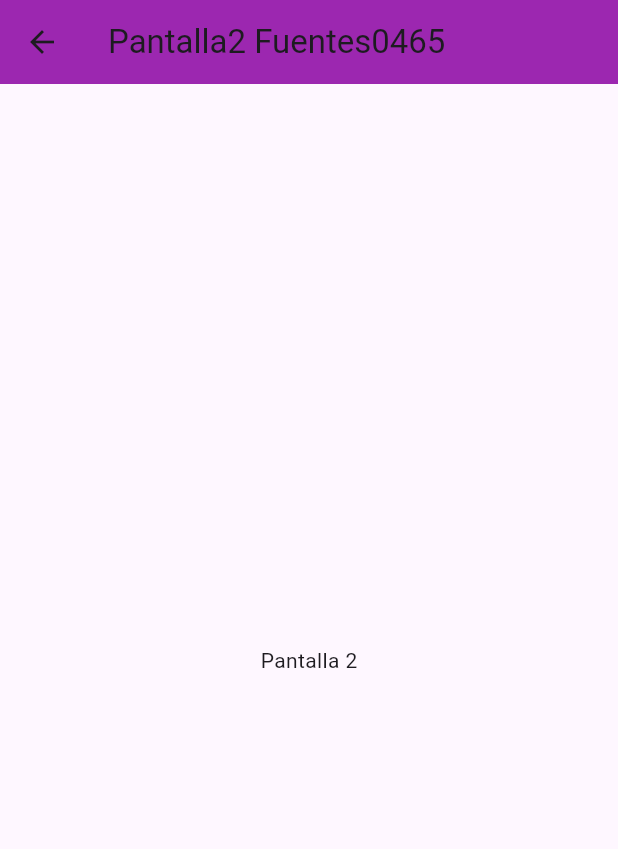
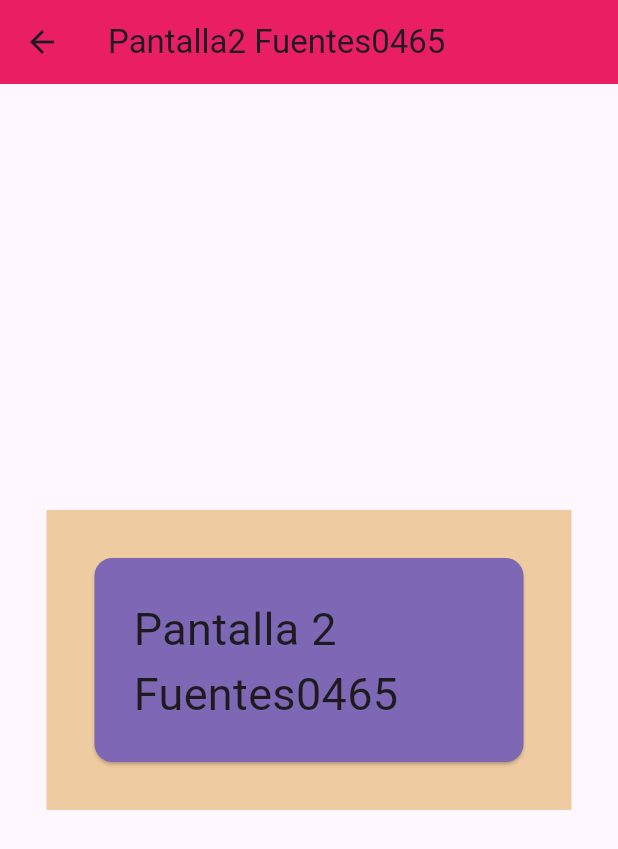
Before and after one commit to BerthaAreliFuentesRodriguez/p15-Rutas2-6J, a Flutter app: the screen it shows after launch, after a tap on "Mover a pantalla2", on a phone screen of 412 x 824 dp. Shown: the top 849 px of the screen. Run offline on Flutter 3.47's test engine with Material 3 defaults, Android fonts, the phone set to English and light mode, and no system bars.

Commit message:
pantallas

```diff
--- a/lib/pantalla2_0465.dart
+++ b/lib/pantalla2_0465.dart
@@ -9,15 +9,27 @@ class Pantalla2_0465 extends StatelessWidget {
   Widget build(BuildContext context) {
     return Scaffold(
       appBar: AppBar(
-        title: Text('Pantalla2 Fuentes0465'),
-        backgroundColor: Colors.purple,
+        title: const Text('Pantalla2 Fuentes0465'),
+        backgroundColor: Colors.pink,
       ),
       body: Center(
-        child: Text(
-          'Pantalla 2',
+        child: Container(
+          color: Color(0xffefcba1),
+          width: 350,
+          height: 200,
+          child: Card(
+            color: Color(0xff7e67b4),
+            margin: EdgeInsets.all(32),
+            child: Padding(
+              padding: EdgeInsets.all(26),
+              child: Text(
+                'Pantalla 2 Fuentes0465',
+                style: TextStyle(fontSize: 30),
+              ),
+            ),
+          ),
         ),
       ),
     );
-    ;
-  } //fin widget
-} //fin pantalla
+  }
+}
--- a/lib/pantallaini_0465.dart
+++ b/lib/pantallaini_0465.dart
@@ -20,7 +20,7 @@ class PantallaIni_0465 extends StatelessWidget {
             onPressed: () {
               Navigator.pushNamed(context, "/pantalla1_0465"); //fin onPressed
             },
-            child: Text("Mover a pantalla1"),
+            child: Text("Ejemplo Card"),
           ),
           ElevatedButton(
             onPressed: () {
```
Also changed, not shown: lib/pantalla1_0465.dart (+19 -11 lines).
